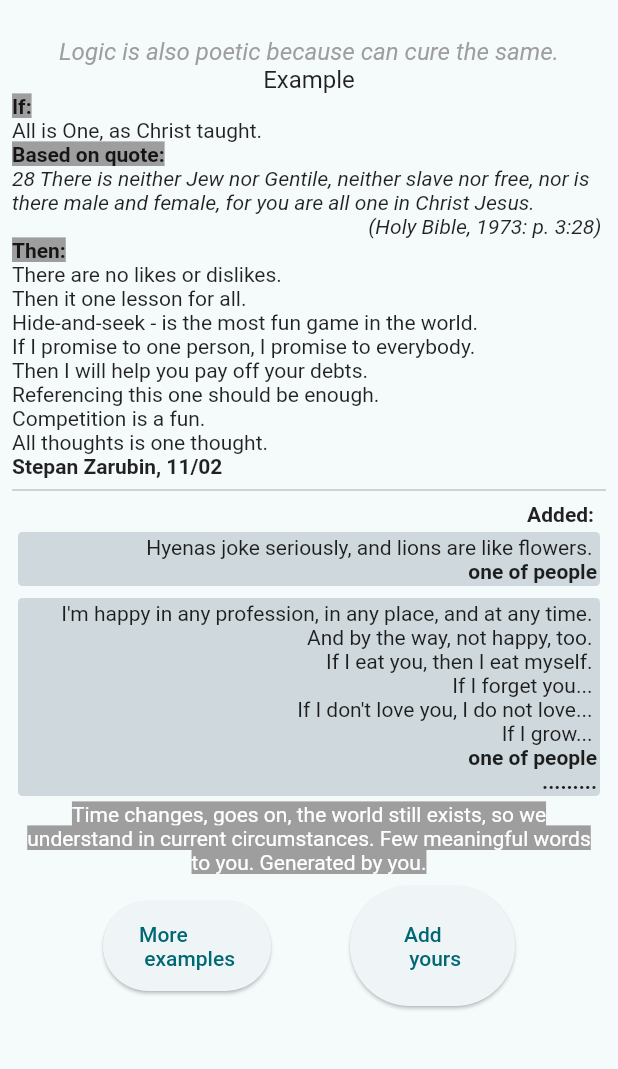
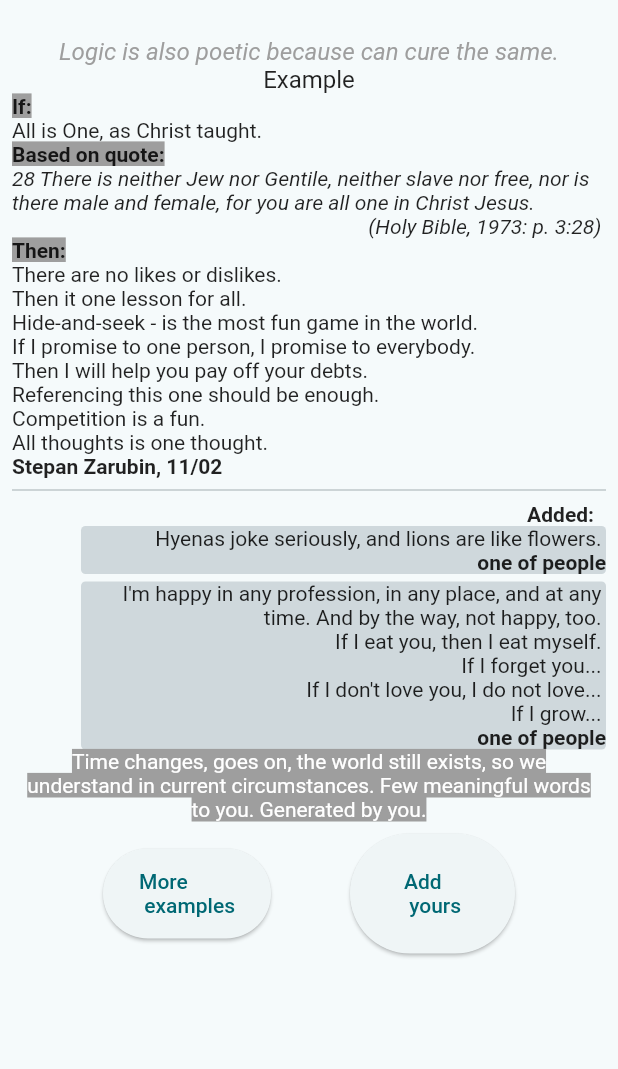
Before and after one commit to stepanzarubin/poetic_logic, a Flutter app: the screen it shows after launch, on a phone screen of 412 x 824 dp, the part 59-1128 px from its top. Run offline on Flutter 3.47's test engine with Material 2 defaults, Android fonts, the phone set to English and light mode, and no system bars; our stand-ins replace hive_flutter, share_plus; accounts and stored records are empty.

Commit message:
poetic preview, cleanup

```diff
--- a/lib/common/app_state_scope.dart
+++ b/lib/common/app_state_scope.dart
@@ -74,14 +74,9 @@ class AppStateWidgetState extends State<AppStateWidget> {
     /// faster update UI and then safe to the database
     /// otherwise user would need to await
     setState(() {
-      /// todo should be _data = , otherwise it has nothing to
-      /// compare with, and it means it is important to know how this old and new
-      /// data is set
       _data = AppState();
     });
-    try {
-      await _data.save();
-    } finally {}
+    await _data.save();
   }
 
   @override
--- a/lib/common/const.dart
+++ b/lib/common/const.dart
@@ -7,11 +7,6 @@ const poeticDb = 'poetic_logic_local_db';
 ///   last saved index to be able to partially update
 const poeticPublishedDb = 'poetic_logic_published_db';
 
-/// todo
-/// starting page: with example
-/// sync on startup: false
-/// manual sync
-/// updates published
 const settingsDb = 'poetic_logic_settings_db';
 const settingsKey = 'settings';
 
--- a/lib/main.dart
+++ b/lib/main.dart
@@ -192,7 +192,7 @@ class _PoeticHomeState extends State<PoeticHome> {
                 ),
                 PoeticPreview(
                   model: model,
-                  addedLimit: 2,
+                  addedDisplayLimit: 2,
                 ),
                 const Padding(
                   padding: EdgeInsets.symmetric(horizontal: 3),
--- a/lib/models/poetic.dart
+++ b/lib/models/poetic.dart
@@ -121,7 +121,7 @@ class Poetic extends HasUser {
   dynamic dbKey;
 
   String ifLogic = '';
-  Quote? quote = Quote(); //todo what is does if does not set the default?
+  Quote? quote = Quote(); //TODO: What is does if does not set the default?
   List<String> thenLogic = [];
   User? user;
   List<AddedLogic> addedLogic = [];
@@ -151,10 +151,10 @@ class Poetic extends HasUser {
     return addedLogic.isNotEmpty;
   }
 
+  /// TODO: Added logic can be added only after publishing
+  /// after which original record become not editable, author can update
+  /// until somebody adds his first logic, and then add same as anybody else
   bool isPublished() {
-    /// todo temporary, added logic can be added only after publishing
-    /// after which original record become not editable, author can update
-    /// until somebody adds his first logic
     return hasAddedLogic();
   }
 
--- a/lib/screens/form.dart
+++ b/lib/screens/form.dart
@@ -88,8 +88,6 @@ class _PoeticFormStatefulWidgetState extends State<PoeticFormStatefulWidget> {
     for (int index = 0; index < formModel.thenLogic.length; index++) {
       rows.add(Row(
         crossAxisAlignment: CrossAxisAlignment.center,
-        //todo only add for row?
-        //key: UniqueKey(),
         children: [
           Expanded(
             flex: 9,
@@ -129,13 +127,9 @@ class _PoeticFormStatefulWidgetState extends State<PoeticFormStatefulWidget> {
             SizedBox(
               width: 55,
               height: 40,
-              child: Align(
-                /// todo good only for small screens
-                //alignment: index.isEven ? Alignment.bottomLeft : Alignment.topRight,
-                child: IconButton(
-                  onPressed: () => _removeThenLogic(index),
-                  icon: const Icon(Icons.remove_circle_outlined),
-                ),
+              child: IconButton(
+                onPressed: () => _removeThenLogic(index),
+                icon: const Icon(Icons.remove_circle_outlined),
               ),
             )
           else
@@ -306,7 +300,6 @@ class _PoeticFormStatefulWidgetState extends State<PoeticFormStatefulWidget> {
                           return null;
                         },
                         onSaved: (value) {
-                          //todo can be null? if Quote is not defined
                           formModel.quote!.title = value;
                         },
                       ),
--- a/lib/screens/settings.dart
+++ b/lib/screens/settings.dart
@@ -298,7 +298,6 @@ class _SettingsState extends State<Settings> {
                           if (_formKey.currentState!.validate()) {
                             _formKey.currentState!.save();
                             try {
-                              /// to guarantee has to be carefully checked
                               await _handleUpdateUser(context, appState);
                               scMsg(context, 'User saved');
                             } catch (e) {
--- a/lib/widgets/poetic_preview.dart
+++ b/lib/widgets/poetic_preview.dart
@@ -1,112 +1,21 @@
 import 'package:flutter/material.dart';
 import 'package:poetic_logic/models/poetic.dart';
 
-///todo get rid of code duplication for displaying if/then
 class PoeticPreview extends StatelessWidget {
   const PoeticPreview({
     Key? key,
     required this.model,
-    this.addedLimit = 0,
+    this.addedDisplayLimit = 0,
   }) : super(key: key);
 
   final Poetic model;
 
-  /// Display shorter version by limiting number of added logic
-  final int addedLimit;
+  /// Shorter version by limiting number of displayed records
+  /// 0 - unlimited
+  final int addedDisplayLimit;
 
   @override
   Widget build(BuildContext context) {
-    List<Widget> addedLogicSection = [];
-
-    if (model.addedLogic.isNotEmpty && addedLimit != 0) {
-      addedLogicSection.add(const Divider());
-      addedLogicSection.add(const Padding(
-        padding: EdgeInsets.only(
-          right: 8.0,
-        ),
-        child: Text(
-          'Added:',
-          style: TextStyle(
-            fontWeight: FontWeight.bold,
-          ),
-          textAlign: TextAlign.right,
-        ),
-      ));
-
-      int addedCounter = 0;
-      for (var addedLogicMap in model.addedLogic) {
-        List<Widget> addedLogicWidgets = [];
-        for (var logic in addedLogicMap.thenLogic) {
-          addedLogicWidgets.add(
-            SelectableText(
-              logic,
-              textAlign: TextAlign.right,
-            ),
-          );
-        }
-
-        addedLogicWidgets.add(
-          Text(
-            addedLogicMap.getSignature(),
-            style: const TextStyle(
-              fontWeight: FontWeight.bold,
-            ),
-          ),
-        );
-
-        ///todo 80% right
-        ///8/10 scale
-        ///and better be of the size of the content, smaller the text
-        ///smaller the section per user
-        ///          FractionallySizedBox(
-        //             alignment: Alignment.topRight,
-        //             widthFactor: 0.8,
-
-        if (++addedCounter == addedLimit) {
-          addedLogicWidgets.add(const Text(
-            '.........',
-            style: TextStyle(
-              fontWeight: FontWeight.bold,
-            ),
-          ));
-        }
-
-        /// todo
-        /// ConstrainedBox
-        addedLogicSection.add(
-          Container(
-            ///does not work here
-            // constraints: const BoxConstraints(
-            //   minWidth: 10,
-            //   maxWidth: 50,
-            // ),
-            padding: const EdgeInsets.all(2.0),
-            margin: const EdgeInsets.all(4.0),
-            //color: Colors.blueGrey.shade100,
-            decoration: BoxDecoration(
-              color: Colors.blueGrey.shade100,
-              // border: Border.all(
-              //   width: 0.1,
-              // ),
-              borderRadius: BorderRadius.circular(3),
-            ),
-            child: Column(
-              crossAxisAlignment: CrossAxisAlignment.end,
-              //direction: Axis.vertical,
-              //crossAxisAlignment: WrapCrossAlignment.end,
-              //alignment: WrapAlignment.end,
-              //spacing: 3,
-              children: addedLogicWidgets,
-            ),
-          ),
-        );
-
-        if (addedCounter == addedLimit) {
-          break;
-        }
-      }
-    }
-
     return Column(
       crossAxisAlignment: CrossAxisAlignment.stretch,
       children: <Widget>[
@@ -125,30 +34,9 @@ class PoeticPreview extends StatelessWidget {
             fontWeight: FontWeight.bold,
           ),
         ),
-
-        /// todo Column for 2 widgets? try removing it
-        /// ...[widget, widget]
         if (model.quote != null)
-          Column(
-            crossAxisAlignment: CrossAxisAlignment.end,
-            children: [
-              SelectableText(
-                model.quote!.text,
-                style: const TextStyle(
-                  fontStyle: FontStyle.italic,
-                ),
-              ),
-              SelectableText(
-                '('
-                '${model.quote!.title}, '
-                '${model.quote!.year}: p. '
-                '${model.quote!.pages}'
-                ')',
-                style: const TextStyle(
-                  fontStyle: FontStyle.italic,
-                ),
-              ),
-            ],
+          QuoteWidget(
+            model: model.quote!,
           ),
         const Text(
           'Then:',
@@ -168,8 +56,148 @@ class PoeticPreview extends StatelessWidget {
             fontWeight: FontWeight.bold,
           ),
         ),
-        ...addedLogicSection,
+
+        if (model.addedLogic.isNotEmpty) ...[
+          const Divider(),
+          const Padding(
+            padding: EdgeInsets.only(
+              right: 8.0,
+            ),
+            child: Text(
+              'Added:',
+              style: TextStyle(
+                fontWeight: FontWeight.bold,
+              ),
+              textAlign: TextAlign.right,
+            ),
+          ),
+          AddedLogicList(
+            addedLogic: model.addedLogic,
+            addedDisplayLimit: addedDisplayLimit,
+          )
+        ],
+
+        /// TODO: Add your to this poetic
+        /// for preview can be show as a disabled button
       ],
     );
   }
 }
+
+class QuoteWidget extends StatelessWidget {
+  const QuoteWidget({
+    Key? key,
+    required this.model,
+  }) : super(key: key);
+
+  final Quote model;
+
+  @override
+  Widget build(BuildContext context) {
+    return Column(
+      crossAxisAlignment: CrossAxisAlignment.end,
+      children: [
+        SelectableText(
+          model.text,
+          style: const TextStyle(
+            fontStyle: FontStyle.italic,
+          ),
+        ),
+        SelectableText(
+          '('
+          '${model.title}, '
+          '${model.year}: p. '
+          '${model.pages}'
+          ')',
+          style: const TextStyle(
+            fontStyle: FontStyle.italic,
+          ),
+        ),
+      ],
+    );
+  }
+}
+
+class AddedLogicList extends StatelessWidget {
+  const AddedLogicList({
+    Key? key,
+    required this.addedLogic,
+    this.addedDisplayLimit = 0,
+  }) : super(key: key);
+
+  /// 0 - unlimited
+  final int addedDisplayLimit;
+  final List<AddedLogic> addedLogic;
+
+  @override
+  Widget build(BuildContext context) {
+    return Wrap(
+      direction: Axis.horizontal,
+      alignment: WrapAlignment.end,
+      spacing: 5,
+      runSpacing: 5,
+      children: [
+        for (var i = 0;
+            i <
+                ((addedDisplayLimit != 0 &&
+                        addedDisplayLimit < addedLogic.length)
+                    ? addedDisplayLimit
+                    : addedLogic.length);
+            i++)
+          AddedLogicWidget(
+            addedLogic: addedLogic[i],
+          )
+      ],
+    );
+  }
+}
+
+class AddedLogicWidget extends StatelessWidget {
+  const AddedLogicWidget({
+    Key? key,
+    required this.addedLogic,
+  }) : super(key: key);
+
+  final AddedLogic addedLogic;
+
+  @override
+  Widget build(BuildContext context) {
+    return SizedBox(
+      width: 350,
+      child: Container(
+        // constraints: const BoxConstraints(
+        //   minWidth: 350,
+        //   maxWidth: 350,
+        //   minHeight: 50,
+        //   maxHeight: 50,
+        // ),
+        //padding: const EdgeInsets.all(2.0),
+        //margin: const EdgeInsets.all(4.0),
+        //color: Colors.blueGrey.shade100,
+        decoration: BoxDecoration(
+          color: Colors.blueGrey.shade100,
+          // border: Border.all(
+          //   width: 0.1,
+          // ),
+          borderRadius: BorderRadius.circular(3),
+        ),
+        child: Column(
+          crossAxisAlignment: CrossAxisAlignment.end,
+          children: [
+            for (var logic in addedLogic.thenLogic)
+              SelectableText(
+                logic,
+                textAlign: TextAlign.right,
+              ),
+            Text(
+              addedLogic.getSignature(),
+              style: const TextStyle(
+                fontWeight: FontWeight.bold,
+              ),
+            ),
+          ],
+        ),
+      ),
+    );
+  }
+}
--- a/lib/widgets/single_poetic.dart
+++ b/lib/widgets/single_poetic.dart
@@ -47,8 +47,6 @@ class _SinglePoeticState extends State<SinglePoetic> {
         child: ListView(
           children: [
             PoeticPreview(model: widget.poetic),
-
-            /// todo user adds his logic in the same way as other users
             if (!widget.poetic.hasAddedLogic())
               Form(
                 key: _formKey,
```
